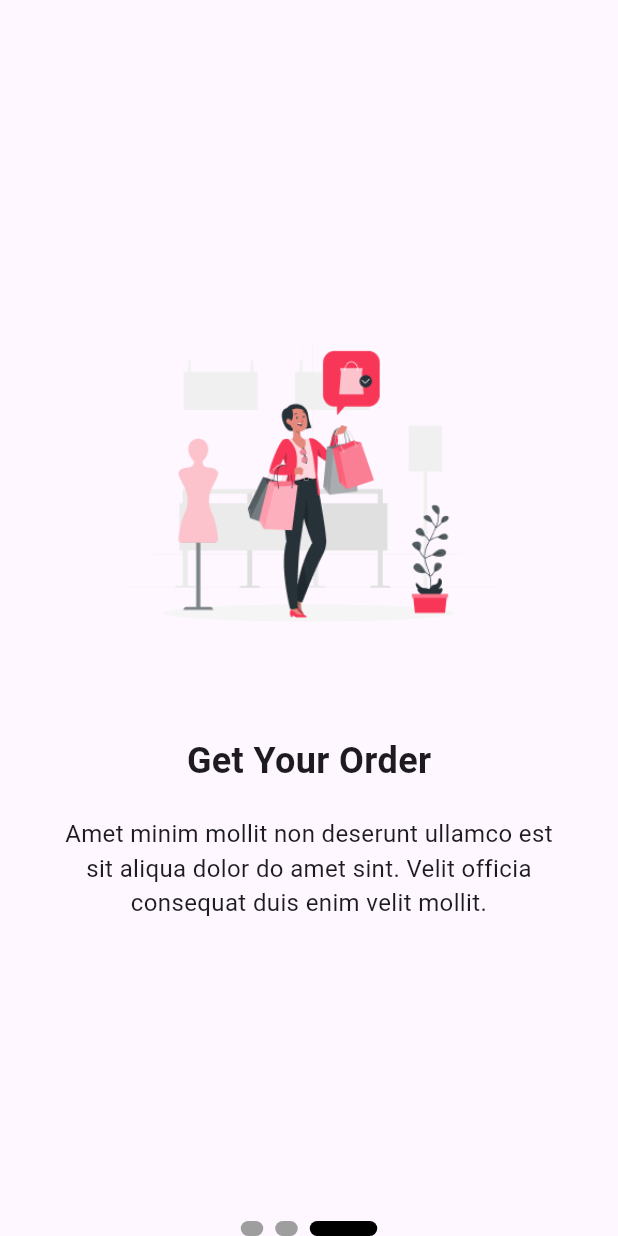
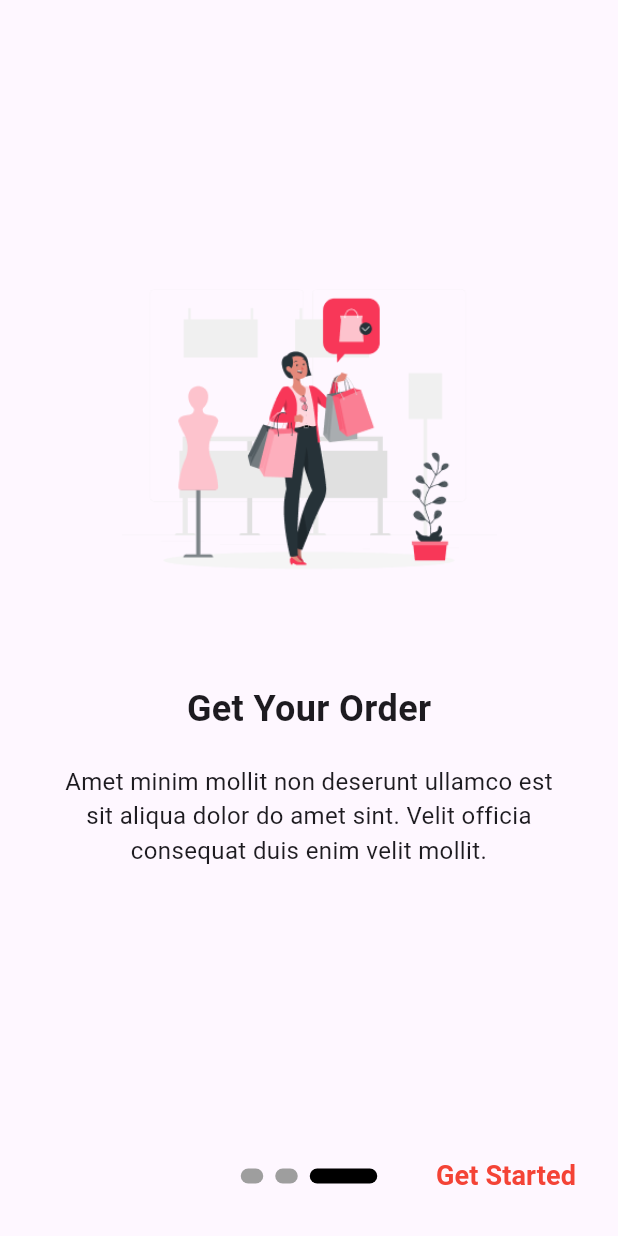
Before and after one commit to TheRabdal/stylish_app, a Flutter app: the screen it shows after launch, swiped to page 3, on a phone screen of 412 x 824 dp. Run offline on Flutter 3.47's test engine with Material 3 defaults, Android fonts, the light colour scheme and no system bars; drawn by our look-alikes of smooth_page_indicator.

Commit message:
menambahkan get started dislide terakhir

```diff
--- a/lib/modules/onboarding/onboarding_page.dart
+++ b/lib/modules/onboarding/onboarding_page.dart
@@ -42,13 +42,42 @@ class _OnboardingPageState extends State<OnboardingPage> {
                 },
               ),
             ),
-            SmoothPageIndicator(
-              controller: _pageController,
-              count: onboardingData.length,
-              effect: ExpandingDotsEffect(
-                dotHeight: 10,
-                dotWidth: 15,
-                activeDotColor: Colors.black
+            SizedBox(
+              height: 80,
+              child: Stack(
+                children: [
+                  Align(
+                    alignment: Alignment.center,
+                    child: SmoothPageIndicator(
+                      controller: _pageController,
+                      count: onboardingData.length,
+                      effect: const ExpandingDotsEffect(
+                          dotHeight: 10,
+                          dotWidth: 15,
+                          activeDotColor: Colors.black),
+                    ),
+                  ),
+                  if (currentPage == onboardingData.length - 1)
+                    Align(
+                      alignment: Alignment.bottomRight,
+                      child: Padding(
+                        padding: const EdgeInsets.only(right: 16, bottom: 16),
+                        child: TextButton(
+                          onPressed: () {
+                            Navigator.pushNamed(context, LoginPage.route);
+                          },
+                          child: const Text(
+                            'Get Started',
+                            style: TextStyle(
+                              fontSize: 18,
+                              fontWeight: FontWeight.bold,
+                              color: Colors.red,
+                            ),
+                          ),
+                        ),
+                      ),
+                    ),
+                ],
               ),
             ),
           ],
```
Also changed, not shown: lib/modules/login/login_page.dart (+52 -1 lines).
